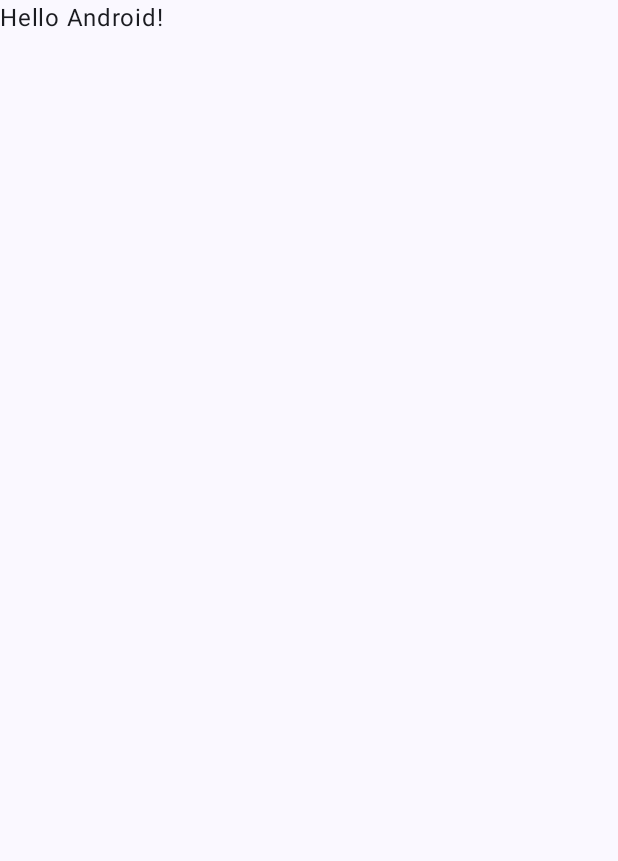
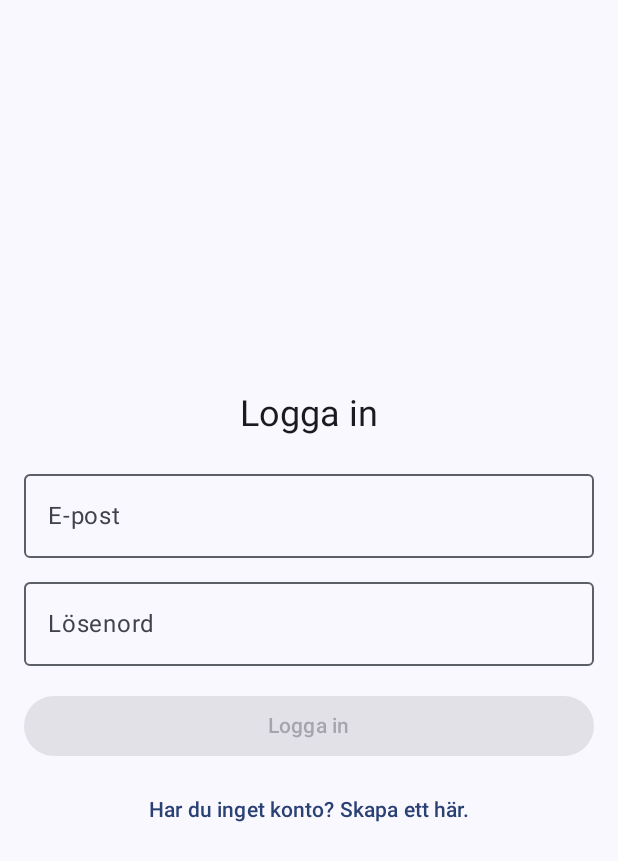
Before and after one commit to KalleJohansson93/TravelTracker, an Android app built with Jetpack Compose: the screen it shows after launch (MainActivity), on a phone screen of 412 x 824 dp. Before the commit the part shown is almost empty. Shown: the top 861 px of the screen. Run offline under Robolectric (Android 15) with nearby library versions, the phone set to English and light mode, and no system bars; our stand-ins replace Firebase (no records; nobody signed in at launch, a user with empty details on screens opened directly).

Commit message:
Added a solid start to build from. Login is working and User data gets stored in Firebase Authentication

```diff
--- a/app/build.gradle.kts
+++ b/app/build.gradle.kts
@@ -54,6 +54,8 @@
     implementation ("com.google.firebase:firebase-auth")
     implementation ("com.google.firebase:firebase-firestore")
     implementation ("com.google.firebase:firebase-functions")
+    implementation("androidx.lifecycle:lifecycle-viewmodel-compose:2.7.0")
+    implementation("androidx.navigation:navigation-compose:2.7.7")
     testImplementation(libs.junit)
     androidTestImplementation(libs.androidx.junit)
     androidTestImplementation(libs.androidx.espresso.core)
--- a/app/src/main/java/com/example/traveltracker/MainActivity.kt
+++ b/app/src/main/java/com/example/traveltracker/MainActivity.kt
@@ -11,6 +11,11 @@
 import androidx.compose.runtime.Composable
 import androidx.compose.ui.Modifier
 import androidx.compose.ui.tooling.preview.Preview
+import androidx.navigation.compose.NavHost
+import androidx.navigation.compose.composable
+import androidx.navigation.compose.rememberNavController
+import com.example.traveltracker.ui.screens.LoginScreen
+import com.example.traveltracker.ui.screens.RegisterScreen
 import com.example.traveltracker.ui.theme.TravelTrackerTheme
 
 class MainActivity : ComponentActivity() {
@@ -19,11 +24,41 @@
         enableEdgeToEdge()
         setContent {
             TravelTrackerTheme {
+                val navController = rememberNavController()
                 Scaffold(modifier = Modifier.fillMaxSize()) { innerPadding ->
-                    Greeting(
-                        name = "Android",
+                    NavHost(
+                        navController = navController,
+                        startDestination = "login", // Ange startdestinationen till inloggning
                         modifier = Modifier.padding(innerPadding)
-                    )
+                    ) {
+                        composable("login") {
+                            LoginScreen(
+                                onLoginSuccess = {
+                                    navController.navigate("countryList") {
+                                        popUpTo("login") { inclusive = true } // Förhindra att man kan gå tillbaka till login
+                                    }
+                                },
+                                onNavigateToRegister = {
+                                    navController.navigate("register")
+                                }
+                            )
+                        }
+                        composable("register") {
+                            RegisterScreen(
+                                onRegisterSuccess = {
+                                    navController.navigate("countryList") {
+                                        popUpTo("register") { inclusive = true } // Förhindra att man kan gå tillbaka till registrering
+                                    }
+                                },
+                                onNavigateToLogin = {
+                                    navController.popBackStack() // Gå tillbaka till föregående skärm (login)
+                                }
+                            )
+                        }
+                        composable("countryList") {
+                            CountryListScreen() // Skapa en placeholder för din inloggade vy
+                        }
+                    }
                 }
             }
         }
@@ -31,17 +66,17 @@
 }
 
 @Composable
-fun Greeting(name: String, modifier: Modifier = Modifier) {
-    Text(
-        text = "Hello $name!",
-        modifier = modifier
-    )
+fun CountryListScreen() {
+    Text(text = "Inloggad vy med länder") // Placeholder för din inloggade vy
 }
 
 @Preview(showBackground = true)
 @Composable
 fun GreetingPreview() {
     TravelTrackerTheme {
-        Greeting("Android")
+        // Du kan förhandsgranska dina LoginScreen eller RegisterScreen här istället för Greeting
+        // LoginScreen(onLoginSuccess = {}, onNavigateToRegister = {})
+        // RegisterScreen(onRegisterSuccess = {}, onNavigateToLogin = {})
+        Text("Förhandsvisning") // Enkel förhandsvisning i brist på specifik skärm
     }
 }
--- /dev/null
+++ b/app/src/main/java/com/example/traveltracker/ui/screens/LoginScreen.kt
@@ -0,0 +1,74 @@
+package com.example.traveltracker.ui.screens
+
+import androidx.compose.foundation.layout.*
+import androidx.compose.material3.*
+import androidx.compose.runtime.*
+import androidx.compose.ui.Alignment
+import androidx.compose.ui.Modifier
+import androidx.compose.ui.text.input.PasswordVisualTransformation
+import androidx.compose.ui.unit.dp
+import androidx.lifecycle.viewmodel.compose.viewModel
+import com.example.traveltracker.viewmodel.LoginViewModel
+
+@Composable
+fun LoginScreen(
+    onLoginSuccess: () -> Unit,
+    onNavigateToRegister: () -> Unit,
+    loginViewModel: LoginViewModel = viewModel() // Hämta ViewModel
+) {
+    val uiState by loginViewModel.uiState.collectAsState()
+    var email by remember { mutableStateOf("") }
+    var password by remember { mutableStateOf("") }
+    val isLoginEnabled by remember { derivedStateOf { email.isNotBlank() && password.isNotBlank() } }
+
+    LaunchedEffect(uiState.isUserLoggedIn) {
+        if (uiState.isUserLoggedIn) {
+            onLoginSuccess()
+            loginViewModel.resetState() // Återställ state efter lyckad inloggning
+        }
+    }
+
+    Column(
+        modifier = Modifier
+            .fillMaxSize()
+            .padding(16.dp),
+        horizontalAlignment = Alignment.CenterHorizontally,
+        verticalArrangement = Arrangement.Center
+    ) {
+        Text("Logga in", style = MaterialTheme.typography.headlineSmall)
+        Spacer(modifier = Modifier.height(16.dp))
+        OutlinedTextField(
+            value = email,
+            onValueChange = { email = it },
+            label = { Text("E-post") },
+            modifier = Modifier.fillMaxWidth()
+        )
+        Spacer(modifier = Modifier.height(8.dp))
+        OutlinedTextField(
+            value = password,
+            onValueChange = { password = it },
+            label = { Text("Lösenord") },
+            visualTransformation = PasswordVisualTransformation(),
+            modifier = Modifier.fillMaxWidth()
+        )
+        Spacer(modifier = Modifier.height(16.dp))
+        Button(
+            onClick = {
+                loginViewModel.login(email, password, onLoginSuccess)
+            },
+            enabled = isLoginEnabled && !uiState.isLoading,
+            modifier = Modifier.fillMaxWidth()
+        ) {
+            Text(if (uiState.isLoading) "Loggar in..." else "Logga in")
+        }
+        Spacer(modifier = Modifier.height(8.dp))
+        TextButton(onClick = onNavigateToRegister) {
+            Text("Har du inget konto? Skapa ett här.")
+        }
+        if (uiState.errorMessage != null) {
+            Spacer(modifier = Modifier.height(8.dp))
+            val errorMessage = uiState.errorMessage ?: ""
+            Text(text = errorMessage, color = MaterialTheme.colorScheme.error)
+        }
+    }
+}
```
Also changed, not shown: app/src/main/java/com/example/traveltracker/data/Country.kt (added, +12 -0 lines), app/src/main/java/com/example/traveltracker/ui/screens/CountryListScreen.kt (added, +67 -0 lines), app/src/main/java/com/example/traveltracker/ui/screens/RegisterScreen.kt (added, +83 -0 lines), app/src/main/java/com/example/traveltracker/viewmodel/CountryListViewModel.kt (added, +48 -0 lines), app/src/main/java/com/example/traveltracker/viewmodel/LoginViewModel.kt (added, +65 -0 lines).
